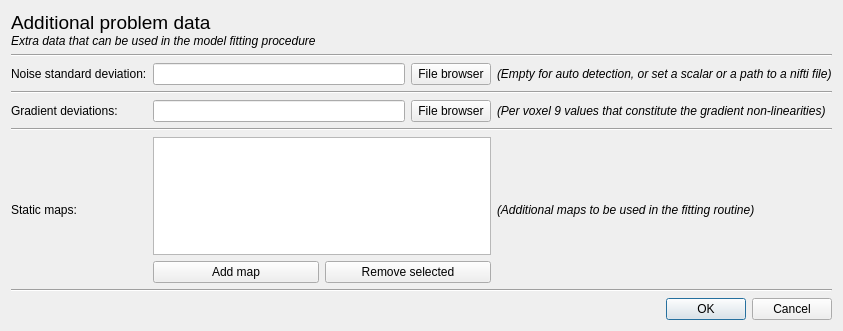
Above: mdt/data/qt_designs/model_fit/optimization_extra_data_dialog.ui from robbert-harms/MDT before the change. Below: the same form after it.
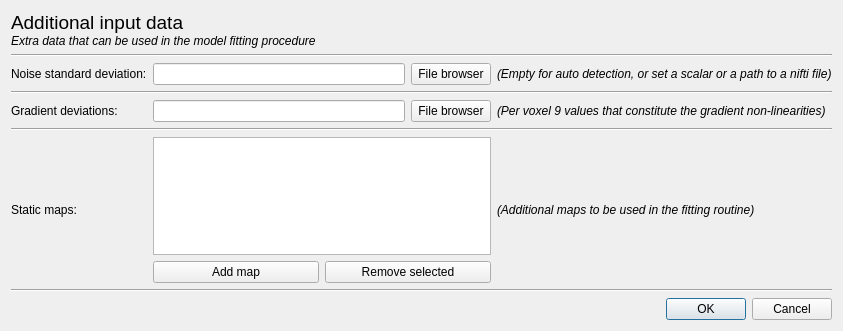
That is the form after the change.

Commit message: Renamed 'problem_data' to 'input_data', 'DMRIProblemData' to 'InputDataDMRI' and all other possible renamings. This also deprecates the function  since it has been renamed to .

Patch:
```diff
--- a/mdt/data/qt_designs/model_fit/optimization_extra_data_dialog.ui
+++ b/mdt/data/qt_designs/model_fit/optimization_extra_data_dialog.ui
@@ -27,7 +27,7 @@
         </font>
        </property>
        <property name="text">
-        <string>Additional problem data</string>
+        <string>Additional input data</string>
        </property>
       </widget>
      </item>
```
Left out of the diff: 2 changed lines with no effect on the pictures. The commit also changes 29 other files.
